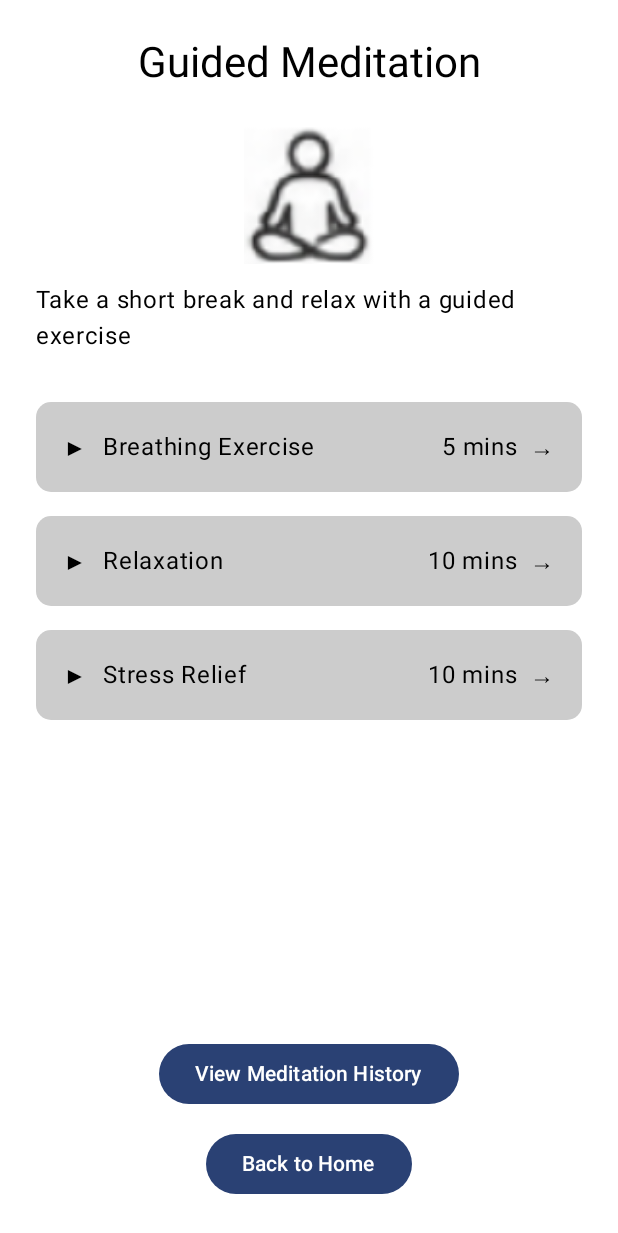
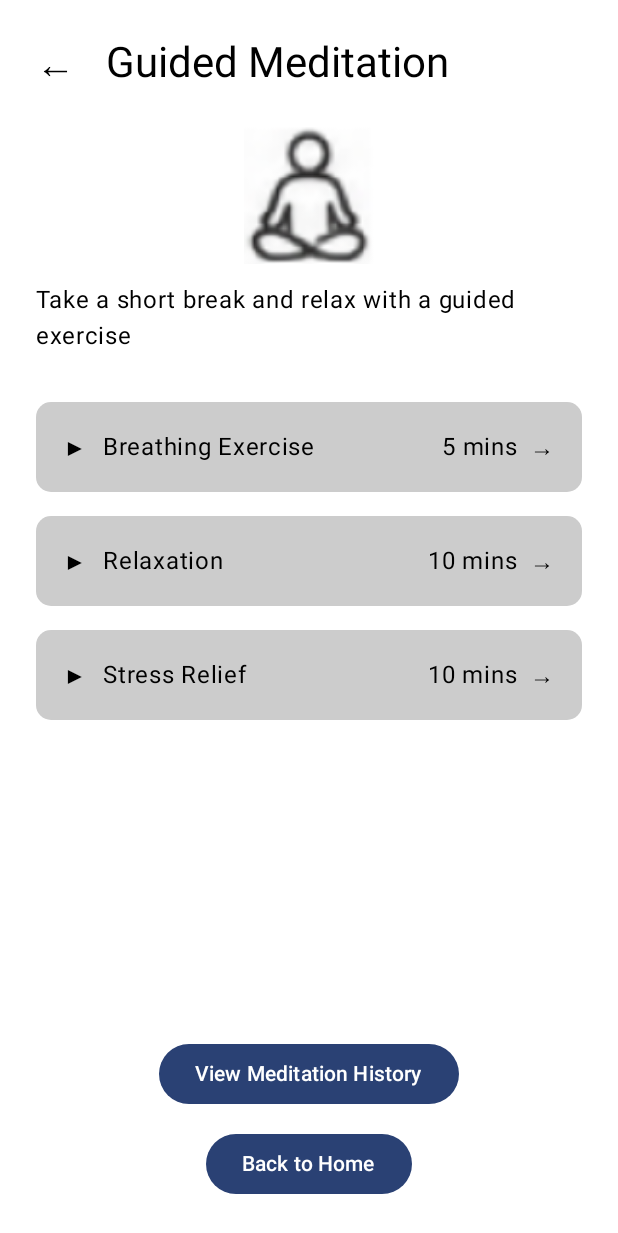
Before and after one commit to Raiyan-Farhaz/TUSMindSpace, an Android app built with Jetpack Compose: the MeditationScreen screen opened through its navigation route, on a phone screen of 412 x 824 dp. Shown: the top 1233 px of the screen. Run offline under Robolectric (Android 15) with nearby library versions, the phone set to English and light mode, and no system bars; our stand-ins replace Room's generated code.

Commit message:
Added back navigation to Guided Meditation screen
Updated MeditationScreen.kt to include a top-left back arrow for returning to the Home Screen.

```diff
--- a/app/src/main/java/com/example/tusmindspace/screens/MeditationScreen.kt
+++ b/app/src/main/java/com/example/tusmindspace/screens/MeditationScreen.kt
@@ -3,6 +3,7 @@ package com.example.tusmindspace.screens
 
 import androidx.compose.foundation.Image
 import androidx.compose.foundation.background
+import androidx.compose.foundation.clickable
 import androidx.compose.foundation.layout.*
 import androidx.compose.foundation.shape.RoundedCornerShape
 import androidx.compose.material3.*
@@ -12,6 +13,7 @@ import androidx.compose.ui.Modifier
 import androidx.compose.ui.graphics.Color
 import androidx.compose.ui.res.painterResource
 import androidx.compose.ui.unit.dp
+import androidx.compose.ui.unit.sp
 import com.example.tusmindspace.R
 
 @Composable
@@ -20,7 +22,6 @@ fun MeditationScreen(
     onHistoryClick: () -> Unit
 ) {
 
-    // Arrange everything vertically
     Column(
         modifier = Modifier
             .fillMaxSize()
@@ -29,17 +30,37 @@ fun MeditationScreen(
         horizontalAlignment = Alignment.CenterHorizontally
     ) {
 
-        // Screen title
-        Text(
-            text = "Guided Meditation",
-            style = MaterialTheme.typography.headlineMedium
-        )
+        // NEW: Back arrow and screen title
+        Row(
+            modifier = Modifier.fillMaxWidth(),
+            verticalAlignment = Alignment.CenterVertically
+        ) {
+
+            // Click arrow to return to Home
+            Text(
+                text = "←",
+                fontSize = 26.sp,
+                color = Color.Black,
+                modifier = Modifier.clickable {
+                    onBackClick()
+                }
+            )
+
+            Spacer(modifier = Modifier.width(20.dp))
+
+            Text(
+                text = "Guided Meditation",
+                style = MaterialTheme.typography.headlineMedium
+            )
+        }
 
         Spacer(modifier = Modifier.height(16.dp))
 
-        // Display the image from drawable
+        // Display meditation image
         Image(
-            painter = painterResource(id = R.drawable.guided_meditation),
+            painter = painterResource(
+                id = R.drawable.guided_meditation
+            ),
             contentDescription = "Guided Meditation",
             modifier = Modifier.size(100.dp)
         )
@@ -47,7 +68,9 @@ fun MeditationScreen(
         Spacer(modifier = Modifier.height(12.dp))
 
         // Description
-        Text("Take a short break and relax with a guided exercise")
+        Text(
+            "Take a short break and relax with a guided exercise"
+        )
 
         Spacer(modifier = Modifier.height(32.dp))
 
--- a/app/src/main/java/com/example/tusmindspace/viewmodel/MoodViewModel.kt
+++ b/app/src/main/java/com/example/tusmindspace/viewmodel/MoodViewModel.kt
@@ -20,7 +20,7 @@ class MoodViewModel(
     // Save the mood selected by the student
     fun saveMood(selectedMood: String) {
 
-        // Run database operation in a coroutine
+        // Run database operation
         viewModelScope.launch {
 
             // Create a new mood record
```
